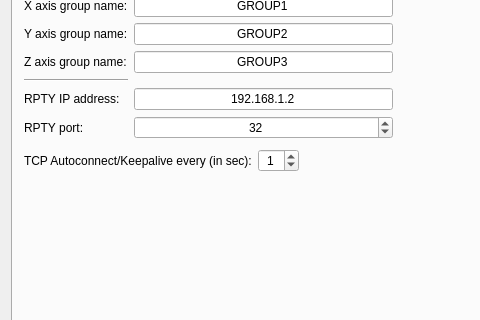
Qt form mainwindow.ui (mvxe/MLA-CS) before a commit; both pictures show x 0 to 480 and y 110 to 430 of the 676 by 584 pixel window.
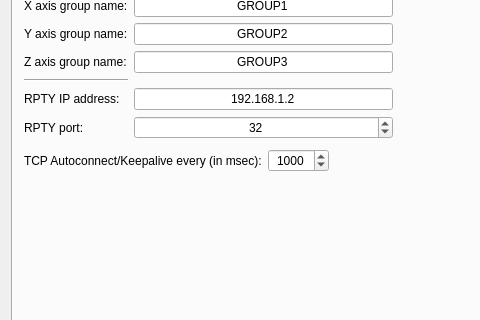
The same form after that commit. Icons and pictures are not drawn.

```diff
--- a/mainwindow.ui
+++ b/mainwindow.ui
@@ -345,15 +345,24 @@
               <property name="alignment">
                <set>Qt::AlignCenter</set>
               </property>
-              <property name="value">
+              <property name="minimum">
                <number>1</number>
               </property>
+              <property name="maximum">
+               <number>10000</number>
+              </property>
+              <property name="singleStep">
+               <number>100</number>
+              </property>
+              <property name="value">
+               <number>1000</number>
+              </property>
              </widget>
             </item>
             <item row="0" column="0">
              <widget class="QLabel" name="label_10">
               <property name="text">
-               <string>TCP Autoconnect/Keepalive every (in sec):</string>
+               <string>TCP Autoconnect/Keepalive every (in msec):</string>
               </property>
              </widget>
             </item>
```
